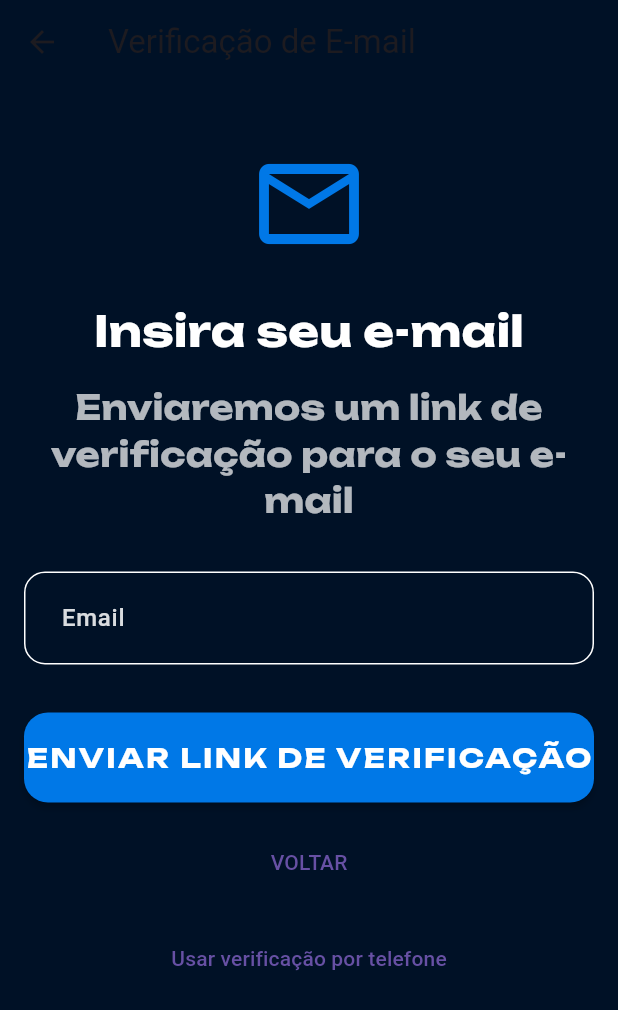
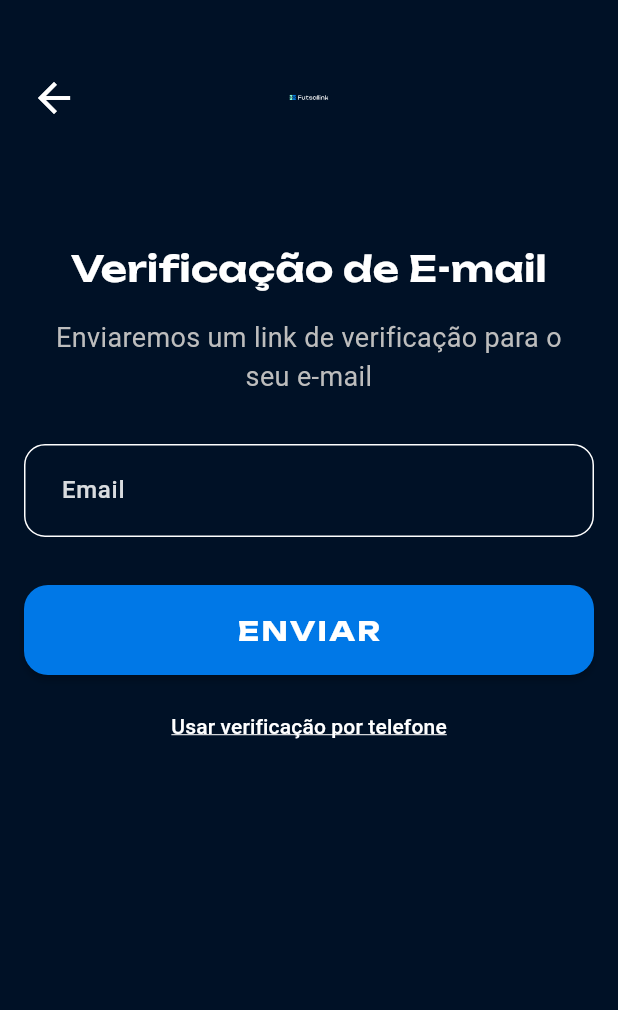
Before and after one commit to lucaspincho/Futsallink, a Flutter app: the EmailVerificationPage screen opened directly, on a phone screen of 412 x 824 dp. Shown: the top 1010 px of the screen. Run offline on Flutter 3.47's test engine with Material 3 defaults, Android fonts, the phone set to English and light mode, and no system bars; our stand-ins replace bloc, cloud_firestore, country_picker, dartz, equatable, firebase_auth and 12 more; accounts and stored records are empty; project files that could hold a hidden picture were left out.

Commit message:
fix: email page links

```diff
--- a/apps/futsallink_player/lib/features/auth/presentation/pages/email_verification_page.dart
+++ b/apps/futsallink_player/lib/features/auth/presentation/pages/email_verification_page.dart
@@ -38,11 +38,6 @@ class _EmailVerificationPageState extends State<EmailVerificationPage> {
   Widget build(BuildContext context) {
     return Scaffold(
       backgroundColor: FutsallinkColors.darkBackground,
-      appBar: AppBar(
-        title: const Text('Verificação de E-mail'),
-        backgroundColor: Colors.transparent,
-        elevation: 0,
-      ),
       body: BlocConsumer<AuthBloc, AuthState>(
         listener: (context, state) {
           if (state is EmailVerificationSentState) {
@@ -83,28 +78,23 @@ class _EmailVerificationPageState extends State<EmailVerificationPage> {
                 child: Column(
                   crossAxisAlignment: CrossAxisAlignment.stretch,
                   children: [
+                    CustomLogoHeader(
+                      showBackButton: true,
+                      onBackPressed: () => Navigator.of(context).pop(),
+                      bottomPadding: 60,
+                    ),
+
                     const SizedBox(height: FutsallinkSpacing.lg),
-                    Icon(
-                      Icons.email_outlined,
-                      size: 80,
-                      color: FutsallinkColors.primary,
+
+                    const ScreenTitle(
+                      text: 'Verificação de E-mail',
+                      bottomPadding: 8.0,
                     ),
-                    const SizedBox(height: FutsallinkSpacing.lg),
-                    Text(
-                      'Insira seu e-mail',
-                      style: FutsallinkTypography.headline1.copyWith(
-                        color: Colors.white,
-                      ),
-                      textAlign: TextAlign.center,
+                    const SizedBox(height: FutsallinkSpacing.sm),
+                    const SubtitleText(
+                      text: 'Enviaremos um link de verificação para o seu e-mail',
                     ),
-                    const SizedBox(height: FutsallinkSpacing.md),
-                    Text(
-                      'Enviaremos um link de verificação para o seu e-mail',
-                      style: FutsallinkTypography.headline2.copyWith(
-                        color: Colors.white70,
-                      ),
-                      textAlign: TextAlign.center,
-                    ),
+
                     const SizedBox(height: FutsallinkSpacing.xl),
                     CustomTextField(
                       controller: _emailController,
@@ -114,12 +104,15 @@ class _EmailVerificationPageState extends State<EmailVerificationPage> {
                     ),
                     const SizedBox(height: FutsallinkSpacing.xl),
                     PrimaryButton(
-                      text: 'ENVIAR LINK DE VERIFICAÇÃO',
+                      text: 'ENVIAR',
                       isLoading: state is AuthLoading,
                       onPressed: state is AuthLoading || _isInProgress
                           ? null
                           : () {
                               if (_formKey.currentState!.validate()) {
+                                setState(() {
+                                  _isInProgress = true;
+                                });
                                 context.read<AuthBloc>().add(
                                       InitiateEmailVerificationEvent(
                                         email: _emailController.text.trim(),
@@ -128,19 +121,15 @@ class _EmailVerificationPageState extends State<EmailVerificationPage> {
                               }
                             },
                     ),
-                    const SizedBox(height: FutsallinkSpacing.md),
-                    TextButton(
-                      onPressed: () {
-                        Navigator.of(context).pop();
-                      },
-                      child: const Text('VOLTAR'),
-                    ),
-                    const SizedBox(height: FutsallinkSpacing.md),
-                    TextButton(
-                      onPressed: () {
-                        Navigator.of(context).pushReplacementNamed('/phone-input');
-                      },
-                      child: const Text('Usar verificação por telefone'),
+                    const SizedBox(height: FutsallinkSpacing.lg),
+
+                    Center(
+                      child: CustomLink(
+                        text: 'Usar verificação por telefone',
+                        onPressed: () {
+                          Navigator.of(context).pushReplacementNamed('/phone-input');
+                        },
+                      ),
                     ),
                   ],
                 ),
```
